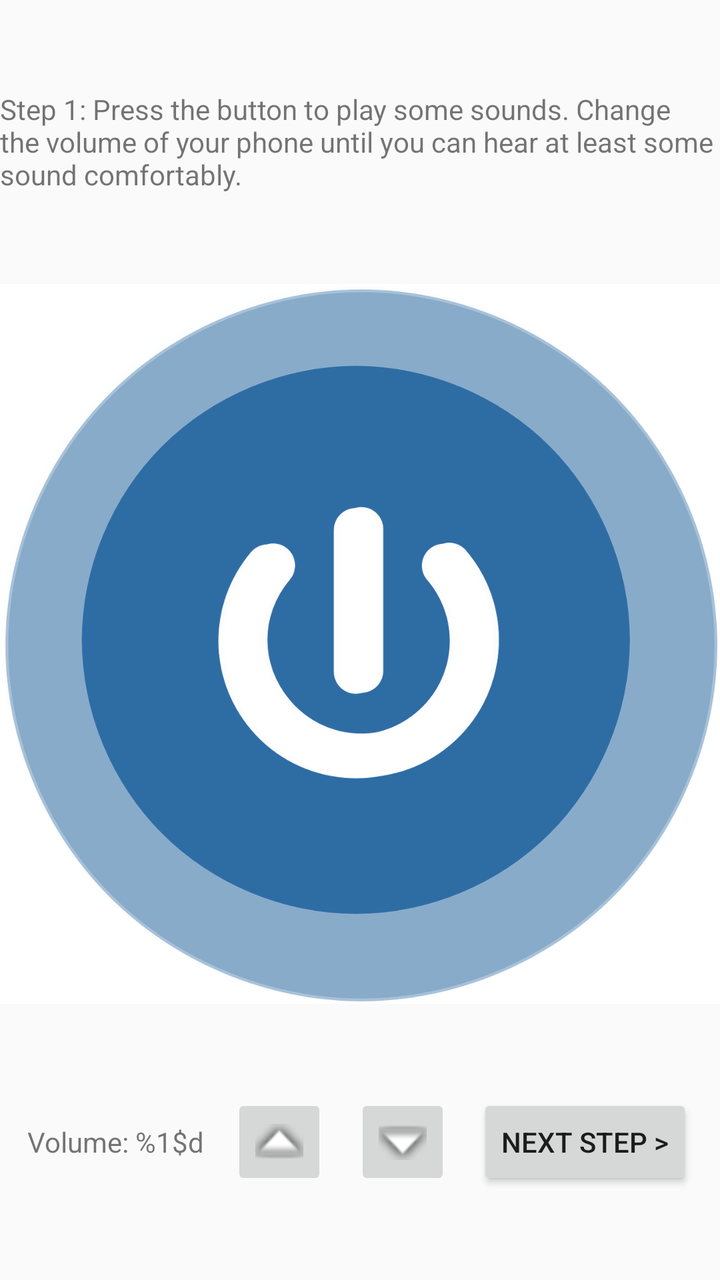
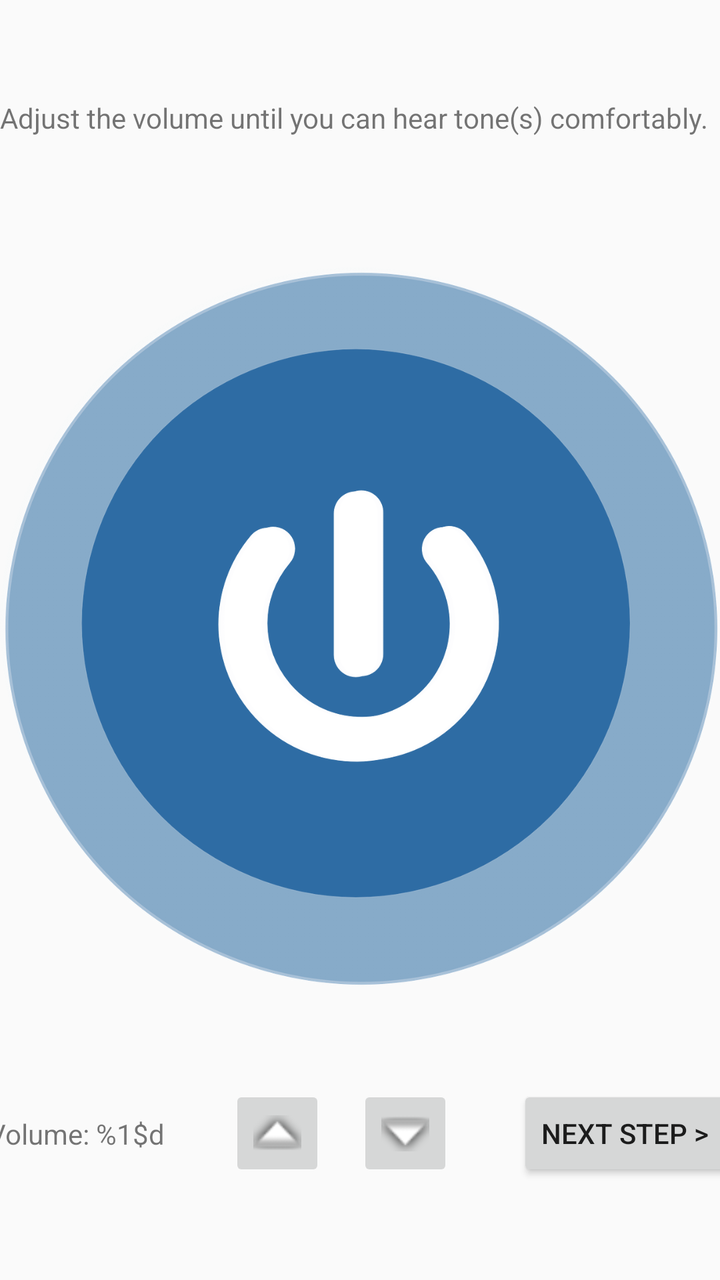

An Android layout rendered at two revisions. The XML below is the earlier revision; the diff shows what the commit changed to produce the second picture.
<!-- AndroidManifest.xml: application theme AppTheme -->
<!-- res/layout/volume_setting.xml -->
<android.support.constraint.ConstraintLayout xmlns:android="http://schemas.android.com/apk/res/android"
    xmlns:app="http://schemas.android.com/apk/res-auto"
    xmlns:tools="http://schemas.android.com/tools"
    android:id="@+id/volumeSettingLayout"
    android:layout_width="match_parent"
    android:layout_height="wrap_content"
    tools:context="peterson.ttu.edu.backupaids.headsetSetup.VolumeSetFragment">

    <TextView
        android:id="@+id/stepInfo"
        android:layout_width="wrap_content"
        android:layout_height="wrap_content"
        app:layout_constraintTop_toTopOf="parent"
        app:layout_constraintBottom_toTopOf="@+id/volumeTestPlaySounds"
        android:text="Step 1: Press the button to play some sounds. Change the volume of your phone until you can hear at least some sound comfortably." />

    <ImageButton
        android:id="@+id/volumeTestPlaySounds"
        android:layout_width="0dp"
        android:layout_height="0dp"
        android:background="@android:color/background_light"
        android:scaleType="fitCenter"
        android:src="@drawable/power_button_blue2"
        app:layout_constraintHorizontal_weight="1"
        app:layout_constraintBottom_toTopOf="@+id/volumeSettingsVolumeUp"
        app:layout_constraintDimensionRatio="1:1"
        app:layout_constraintHeight_default="wrap"
        app:layout_constraintLeft_toLeftOf="parent"
        app:layout_constraintRight_toRightOf="parent"
        app:layout_constraintTop_toBottomOf="@+id/stepInfo"
        app:layout_constraintWidth_default="wrap" />

    <TextView
        android:id="@+id/volumeLabelWithAmount"
        android:layout_width="wrap_content"
        android:layout_height="wrap_content"
        android:text="@string/volume_with_value"
        app:layout_constraintTop_toTopOf="@+id/volumeSettingNextStep"
        app:layout_constraintBottom_toBottomOf="@id/volumeSettingNextStep"
        app:layout_constraintLeft_toLeftOf="parent"
        app:layout_constraintRight_toLeftOf="@+id/volumeSettingsVolumeUp"/>

    <ImageButton
        android:id="@+id/volumeSettingsVolumeUp"
        android:layout_width="0dp"
        android:layout_height="0dp"
        android:scaleType="fitCenter"
        android:src="@android:drawable/arrow_up_float"
        app:layout_constraintBottom_toBottomOf="@id/volumeSettingNextStep"
        app:layout_constraintDimensionRatio="h,1:1"
        app:layout_constraintLeft_toRightOf="@+id/volumeLabelWithAmount"
        app:layout_constraintRight_toLeftOf="@id/volumeSettingsVolumeDown"
        app:layout_constraintTop_toTopOf="@+id/volumeSettingNextStep" />

    <ImageButton
        android:id="@+id/volumeSettingsVolumeDown"
        android:layout_width="0dp"
        android:layout_height="0dp"
        android:scaleType="fitCenter"
        android:src="@android:drawable/arrow_down_float"
        app:layout_constraintBottom_toBottomOf="@id/volumeSettingNextStep"
        app:layout_constraintDimensionRatio="h,1:1"
        app:layout_constraintRight_toLeftOf="@id/volumeSettingNextStep"
        app:layout_constraintLeft_toRightOf="@id/volumeSettingsVolumeUp"
        app:layout_constraintTop_toTopOf="@+id/volumeSettingNextStep" />

    <Button
        android:id="@+id/volumeSettingNextStep"
        android:layout_width="wrap_content"
        android:layout_height="wrap_content"
        android:text="@string/next_step_for_button"
        app:layout_constraintTop_toBottomOf="@+id/volumeTestPlaySounds"
        app:layout_constraintBottom_toBottomOf="parent"
        app:layout_constraintLeft_toRightOf="@id/volumeSettingsVolumeDown"
        app:layout_constraintRight_toRightOf="parent" />

</android.support.constraint.ConstraintLayout>
<!-- resources referenced by this layout -->
<resources>
  <!-- drawable power_button_blue2: png bitmap (drawable, 214661 bytes) -->
  <string name="next_step_for_button">Next Step &gt;</string>
  <string name="volume_with_value">Volume: %1$d</string>
  <style name="AppTheme" parent="Theme.AppCompat.Light.DarkActionBar">
          
          <item name="colorPrimary">@color/colorPrimary</item>
          <item name="colorPrimaryDark">@color/colorPrimaryDark</item>
          <item name="colorAccent">@color/colorAccent</item>
      </style>
  <color name="colorPrimary">#3F51B5</color>
  <color name="colorPrimaryDark">#303F9F</color>
  <color name="colorAccent">#FF4081</color>
</resources>

<!-- the commit's change to res/layout/volume_setting.xml (unified diff, before → after) -->
@@ -4,23 +4,31 @@
     android:id="@+id/volumeSettingLayout"
     android:layout_width="match_parent"
     android:layout_height="wrap_content"
-    tools:context="peterson.ttu.edu.backupaids.headsetSetup.VolumeSetFragment">
+    tools:context="peterson.ttu.edu.backupaids.activities.headsetSetup.VolumeSetFragment">
 
     <TextView
         android:id="@+id/stepInfo"
         android:layout_width="wrap_content"
         android:layout_height="wrap_content"
+        android:layout_marginTop="16dp"
+        android:layout_marginBottom="16dp"
+        android:layout_marginStart="16dp"
+        android:layout_marginEnd="16dp"
         app:layout_constraintTop_toTopOf="parent"
         app:layout_constraintBottom_toTopOf="@+id/volumeTestPlaySounds"
-        android:text="Step 1: Press the button to play some sounds. Change the volume of your phone until you can hear at least some sound comfortably." />
+        android:text="Adjust the volume until you can hear tone(s) comfortably." />
 
     <ImageButton
         android:id="@+id/volumeTestPlaySounds"
         android:layout_width="0dp"
         android:layout_height="0dp"
-        android:background="@android:color/background_light"
+        android:background="@android:color/transparent"
         android:scaleType="fitCenter"
         android:src="@drawable/power_button_blue2"
+        android:layout_marginTop="16dp"
+        android:layout_marginBottom="16dp"
+        android:layout_marginStart="16dp"
+        android:layout_marginEnd="16dp"
         app:layout_constraintHorizontal_weight="1"
         app:layout_constraintBottom_toTopOf="@+id/volumeSettingsVolumeUp"
         app:layout_constraintDimensionRatio="1:1"
@@ -35,6 +43,10 @@
         android:layout_width="wrap_content"
         android:layout_height="wrap_content"
         android:text="@string/volume_with_value"
+        android:layout_marginTop="16dp"
+        android:layout_marginBottom="16dp"
+        android:layout_marginStart="16dp"
+        android:layout_marginEnd="16dp"
         app:layout_constraintTop_toTopOf="@+id/volumeSettingNextStep"
         app:layout_constraintBottom_toBottomOf="@id/volumeSettingNextStep"
         app:layout_constraintLeft_toLeftOf="parent"
@@ -42,10 +54,14 @@
 
     <ImageButton
         android:id="@+id/volumeSettingsVolumeUp"
-        android:layout_width="0dp"
-        android:layout_height="0dp"
+        android:layout_width="48dp"
+        android:layout_height="48dp"
         android:scaleType="fitCenter"
         android:src="@android:drawable/arrow_up_float"
+        android:layout_marginTop="16dp"
+        android:layout_marginBottom="16dp"
+        android:layout_marginStart="16dp"
+        android:layout_marginEnd="8dp"
         app:layout_constraintBottom_toBottomOf="@id/volumeSettingNextStep"
         app:layout_constraintDimensionRatio="h,1:1"
         app:layout_constraintLeft_toRightOf="@+id/volumeLabelWithAmount"
@@ -54,10 +70,14 @@
 
     <ImageButton
         android:id="@+id/volumeSettingsVolumeDown"
-        android:layout_width="0dp"
-        android:layout_height="0dp"
+        android:layout_width="48dp"
+        android:layout_height="48dp"
         android:scaleType="fitCenter"
         android:src="@android:drawable/arrow_down_float"
+        android:layout_marginTop="16dp"
+        android:layout_marginBottom="16dp"
+        android:layout_marginStart="8dp"
+        android:layout_marginEnd="16dp"
         app:layout_constraintBottom_toBottomOf="@id/volumeSettingNextStep"
         app:layout_constraintDimensionRatio="h,1:1"
         app:layout_constraintRight_toLeftOf="@id/volumeSettingNextStep"
@@ -69,6 +89,10 @@
         android:layout_width="wrap_content"
         android:layout_height="wrap_content"
         android:text="@string/next_step_for_button"
+        android:layout_marginTop="16dp"
+        android:layout_marginBottom="16dp"
+        android:layout_marginStart="16dp"
+        android:layout_marginEnd="16dp"
         app:layout_constraintTop_toBottomOf="@+id/volumeTestPlaySounds"
         app:layout_constraintBottom_toBottomOf="parent"
         app:layout_constraintLeft_toRightOf="@id/volumeSettingsVolumeDown"
